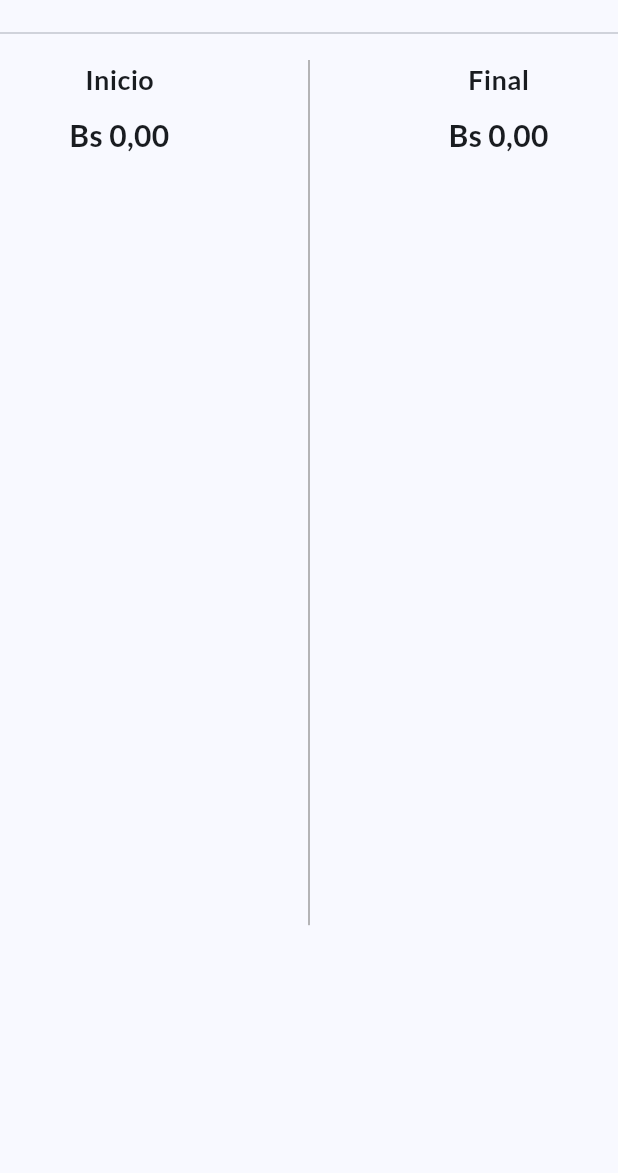
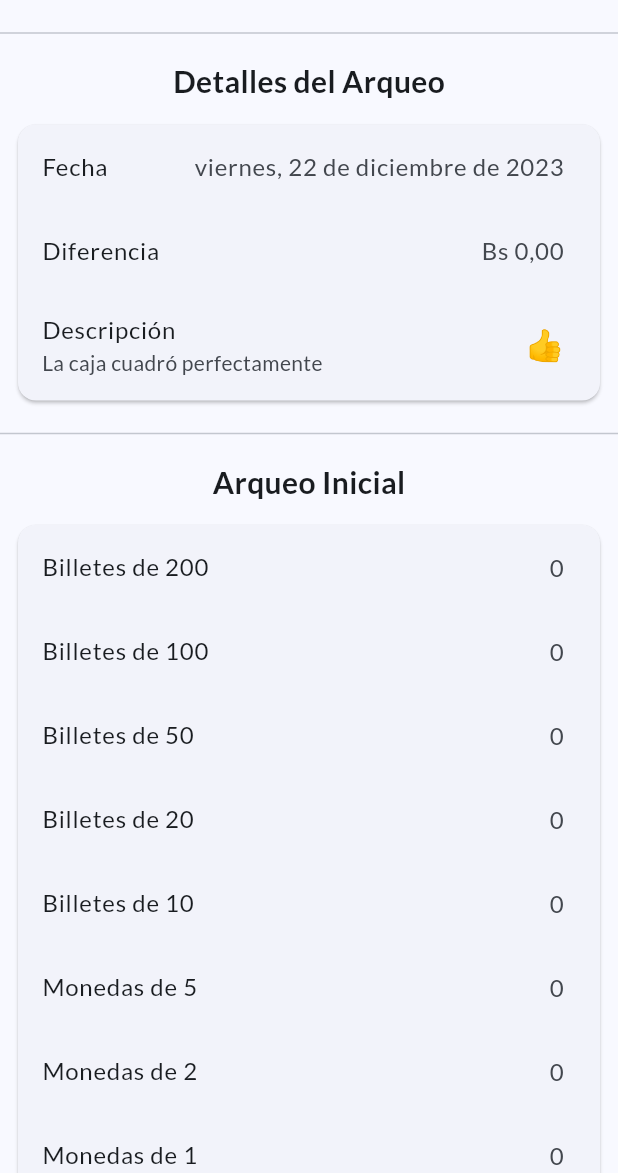
Before and after one commit to Jose20025/arqueo_caja, a Flutter app: the DetailsPage screen opened directly with empty values, on a phone screen of 412 x 824 dp, the part 63-1236 px from its top. Run offline on Flutter 3.47's test engine with Material 3 defaults, Android fonts, the phone set to English and light mode, and no system bars; our stand-ins replace google_fonts, shared_preferences; accounts and stored records are empty.

Commit message:
finished details_page

```diff
--- a/lib/pages/details_page.dart
+++ b/lib/pages/details_page.dart
@@ -19,59 +19,229 @@ class DetailsPage extends StatelessWidget {
         children: [
           const Divider(),
           const SizedBox(height: 10),
-          Row(
-            crossAxisAlignment: CrossAxisAlignment.start,
-            mainAxisAlignment: MainAxisAlignment.spaceAround,
-            children: [
-              _SideCashCountDetail(
-                  cashCount: dayCashCount.initialCashCount, title: 'Inicio'),
-              ...(dayCashCount.finalCashCount == null
-                  ? []
-                  : [
-                      _VerticalDivider(),
-                      _SideCashCountDetail(
-                          cashCount: dayCashCount.finalCashCount!,
-                          title: 'Final')
-                    ])
-            ],
+          const Center(
+            child: Text(
+              'Detalles del Arqueo',
+              style: TextStyle(fontSize: 20, fontWeight: FontWeight.bold),
+            ),
           ),
+          const SizedBox(height: 10),
+          _DetailsCard(dayCashCount),
+          const SizedBox(height: 10),
+          const Divider(),
+          const SizedBox(height: 10),
+          const Center(
+            child: Text(
+              'Arqueo Inicial',
+              style: TextStyle(fontSize: 20, fontWeight: FontWeight.bold),
+            ),
+          ),
+          const SizedBox(height: 10),
+          _DetailsCashCountCard(
+            cashCount: dayCashCount.initialCashCount,
+          ),
+          const SizedBox(height: 10),
+          const Divider(),
+          const SizedBox(height: 10),
+          const Center(
+            child: Text(
+              'Arqueo Final',
+              style: TextStyle(fontSize: 20, fontWeight: FontWeight.bold),
+            ),
+          ),
+          const SizedBox(height: 10),
+          dayCashCount.finalCashCount == null
+              ? const Center(
+                  child: Text(
+                    'No se ha realizado el arqueo final',
+                    style: TextStyle(fontSize: 18),
+                  ),
+                )
+              : _DetailsCashCountCard(
+                  cashCount: dayCashCount.finalCashCount!,
+                ),
+          const SizedBox(height: 10),
         ],
       ),
     );
   }
 }
 
-class _VerticalDivider extends StatelessWidget {
+class _DetailsCard extends StatelessWidget {
+  final DayCashCount dayCashCount;
+
+  const _DetailsCard(this.dayCashCount);
+
+  Widget _buildDescription() {
+    if (dayCashCount.finalCashCount == null) {
+      return const Text('No se ha realizado el arqueo final');
+    }
+
+    if (dayCashCount.finalCashCount!.amount ==
+        dayCashCount.initialCashCount.amount) {
+      return const Text('La caja cuadró perfectamente');
+    }
+
+    if (dayCashCount.finalCashCount!.amount >
+        dayCashCount.initialCashCount.amount) {
+      return const Text('Sobró plata en el arqueo final');
+    }
+
+    return const Text('Faltó plata en el arqueo final');
+  }
+
+  Text _buildIcon() {
+    if (dayCashCount.finalCashCount == null) {
+      return const Text('');
+    }
+
+    if (dayCashCount.finalCashCount!.amount ==
+        dayCashCount.initialCashCount.amount) {
+      return const Text(
+        '👍',
+        style: TextStyle(fontSize: 20),
+      );
+    }
+
+    if (dayCashCount.finalCashCount!.amount >
+        dayCashCount.initialCashCount.amount) {
+      return const Text(
+        '🤑',
+        style: TextStyle(fontSize: 20),
+      );
+    }
+
+    return const Text(
+      '💀',
+      style: TextStyle(fontSize: 20),
+    );
+  }
+
   @override
   Widget build(BuildContext context) {
-    return Container(
-      width: 1,
-      height: MediaQuery.of(context).size.height * 0.7,
-      color: Colors.grey,
+    return Padding(
+      padding: const EdgeInsets.symmetric(horizontal: 8),
+      child: Card(
+        child: Column(
+          children: [
+            ListTile(
+              title: const Text('Fecha'),
+              trailing: Text(
+                DateFormat.yMMMMEEEEd().format(dayCashCount.date),
+                style: const TextStyle(fontSize: 16),
+              ),
+            ),
+            ListTile(
+              title: const Text('Diferencia'),
+              trailing: Text(
+                dayCashCount.finalCashCount != null
+                    ? NumberFormat.currency().format(
+                        dayCashCount.finalCashCount!.amount -
+                            dayCashCount.initialCashCount.amount)
+                    : 'No hay arqueo final',
+                style: const TextStyle(fontSize: 16),
+              ),
+            ),
+            ListTile(
+              title: const Text('Descripción'),
+              subtitle: _buildDescription(),
+              trailing: _buildIcon(),
+            )
+          ],
+        ),
+      ),
     );
   }
 }
 
-class _SideCashCountDetail extends StatelessWidget {
+class _DetailsCashCountCard extends StatelessWidget {
   final CashCount cashCount;
-  final String title;
 
-  const _SideCashCountDetail({required this.cashCount, required this.title});
+  const _DetailsCashCountCard({required this.cashCount});
 
   @override
   Widget build(BuildContext context) {
-    return Column(
-      children: [
-        Text(
-          title,
-          style: const TextStyle(fontSize: 18, fontWeight: FontWeight.bold),
+    TextStyle style = const TextStyle(fontSize: 16);
+
+    return Padding(
+      padding: const EdgeInsets.symmetric(horizontal: 8),
+      child: Card(
+        child: Column(
+          children: [
+            ListTile(
+              title: const Text('Billetes de 200'),
+              trailing: Text(
+                cashCount.cash200 == null ? '0' : cashCount.cash200.toString(),
+                style: style,
+              ),
+            ),
+            ListTile(
+              title: const Text('Billetes de 100'),
+              trailing: Text(
+                cashCount.cash100 == null ? '0' : cashCount.cash100.toString(),
+                style: style,
+              ),
+            ),
+            ListTile(
+              title: const Text('Billetes de 50'),
+              trailing: Text(
+                cashCount.cash50 == null ? '0' : cashCount.cash50.toString(),
+                style: style,
+              ),
+            ),
+            ListTile(
+              title: const Text('Billetes de 20'),
+              trailing: Text(
+                cashCount.cash20 == null ? '0' : cashCount.cash20.toString(),
+                style: style,
+              ),
+            ),
+            ListTile(
+              title: const Text('Billetes de 10'),
+              trailing: Text(
+                cashCount.cash10 == null ? '0' : cashCount.cash10.toString(),
+                style: style,
+              ),
+            ),
+            ListTile(
+              title: const Text('Monedas de 5'),
+              trailing: Text(
+                cashCount.money5 == null ? '0' : cashCount.money5.toString(),
+                style: style,
+              ),
+            ),
+            ListTile(
+              title: const Text('Monedas de 2'),
+              trailing: Text(
+                cashCount.money2 == null ? '0' : cashCount.money2.toString(),
+                style: style,
+              ),
+            ),
+            ListTile(
+              title: const Text('Monedas de 1'),
+              trailing: Text(
+                cashCount.money1 == null ? '0' : cashCount.money1.toString(),
+                style: style,
+              ),
+            ),
+            ListTile(
+              title: const Text('Monedas de 0.50'),
+              trailing: Text(
+                cashCount.money05 == null ? '0' : cashCount.money05.toString(),
+                style: style,
+              ),
+            ),
+            ListTile(
+              title: const Text('Total'),
+              trailing: Text(
+                NumberFormat.currency().format(cashCount.amount),
+                style:
+                    const TextStyle(fontSize: 18, fontWeight: FontWeight.bold),
+              ),
+            ),
+          ],
         ),
-        const SizedBox(height: 10),
-        Text(
-          NumberFormat.currency().format(cashCount.amount),
-          style: const TextStyle(fontSize: 20, fontWeight: FontWeight.bold),
-        ),
-      ],
+      ),
     );
   }
 }
```
